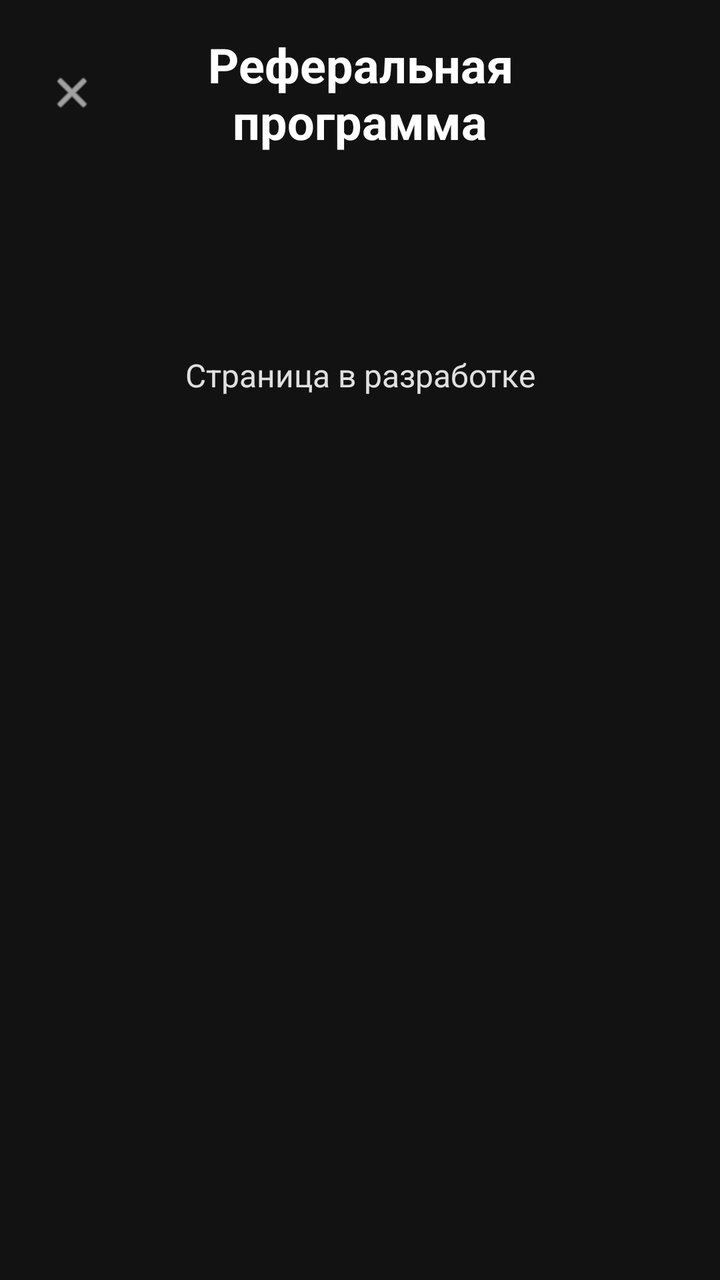
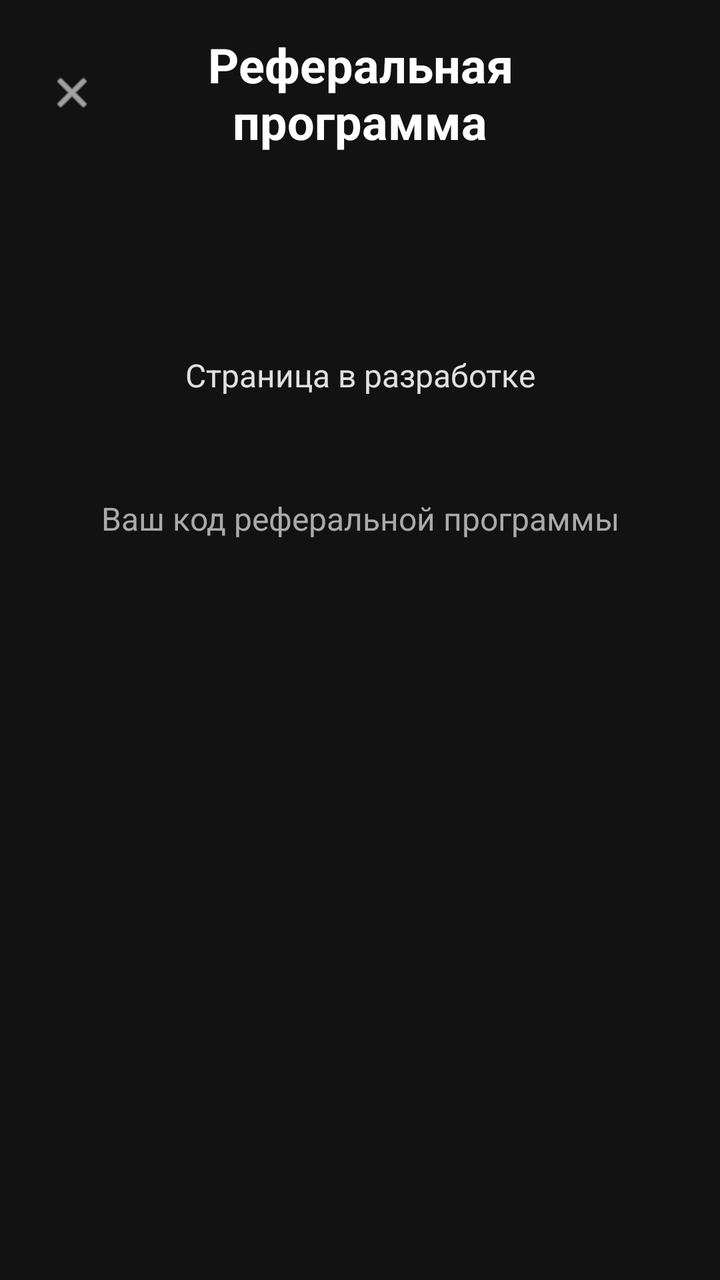

The first picture is an Android layout as it rendered before a commit; the second is the same layout after the commit. The layout source and the unified diff follow.
<!-- AndroidManifest.xml: application theme Theme.ZvenoBank -->
<!-- res/layout/activity_referral.xml -->
<?xml version="1.0" encoding="utf-8"?>
<LinearLayout xmlns:android="http://schemas.android.com/apk/res/android"
    xmlns:app="http://schemas.android.com/apk/res-auto"
    android:layout_width="match_parent"
    android:layout_height="match_parent"
    android:orientation="vertical"
    android:background="@color/background"
    android:padding="16dp">

    <LinearLayout
        android:layout_width="match_parent"
        android:layout_height="wrap_content"
        android:orientation="horizontal"
        android:gravity="center_vertical">

        <ImageView
            android:id="@+id/back_button"
            android:layout_width="40dp"
            android:layout_height="40dp"
            android:src="@android:drawable/ic_menu_close_clear_cancel"
            app:tint="@android:color/white"
            android:padding="8dp"
            android:clickable="true"
            android:focusable="true"
            android:contentDescription="Назад" />

        <TextView
            android:layout_width="0dp"
            android:layout_height="wrap_content"
            android:layout_weight="1"
            android:text="Реферальная программа"
            android:textColor="@android:color/white"
            android:textSize="24sp"
            android:textStyle="bold"
            android:gravity="center" />

        <View
            android:layout_width="40dp"
            android:layout_height="40dp" />

    </LinearLayout>

    <TextView
        android:layout_width="match_parent"
        android:layout_height="wrap_content"
        android:text="Страница в разработке"
        android:textColor="@color/text_secondary"
        android:textSize="16sp"
        android:gravity="center"
        android:layout_marginTop="100dp" />

</LinearLayout>
<!-- resources referenced by this layout -->
<resources>
  <color name="background">#121212</color>
  <color name="text_secondary">#E0E0E0</color>
  <style name="Theme.ZvenoBank" parent="Base.Theme.ZvenoBank" />
  <style name="Base.Theme.ZvenoBank" parent="Theme.Material3.DayNight.NoActionBar">
          
          
      </style>
</resources>

<!-- the commit's change to res/layout/activity_referral.xml (unified diff, before → after) -->
@@ -49,4 +49,13 @@
         android:gravity="center"
         android:layout_marginTop="100dp" />
 
+    <TextView
+        android:layout_width="match_parent"
+        android:layout_height="wrap_content"
+        android:text="Ваш код реферальной программы"
+        android:textColor="@android:color/darker_gray"
+        android:textSize="16sp"
+        android:gravity="center"
+        android:layout_marginTop="50dp"/>
+
 </LinearLayout>
